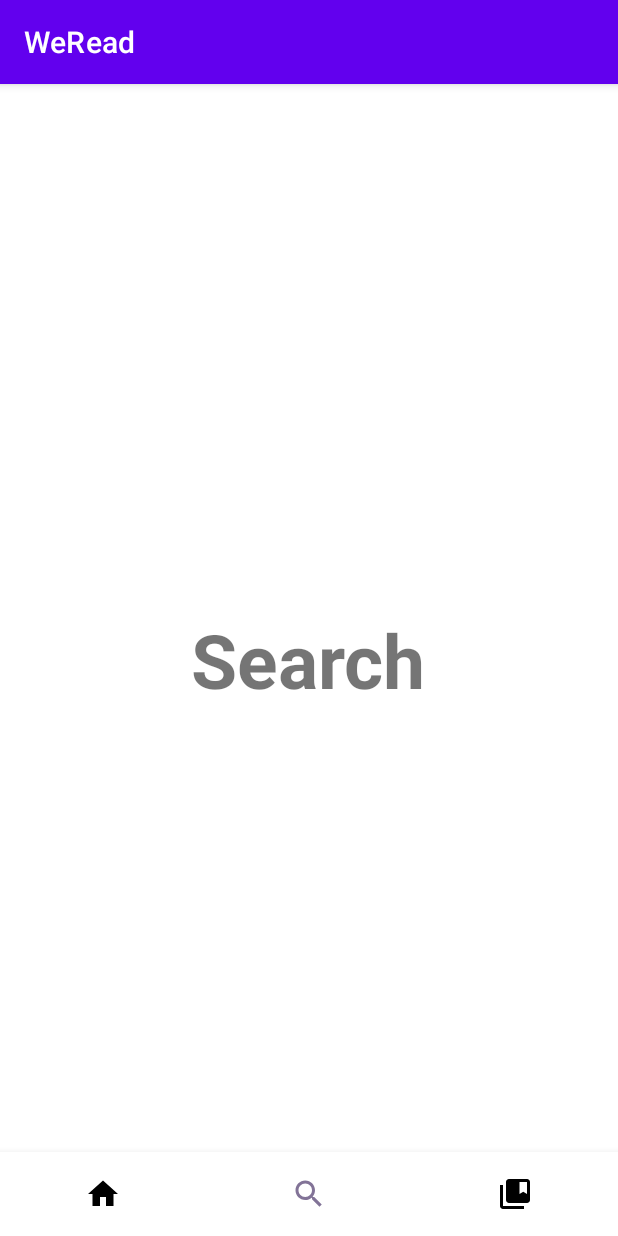
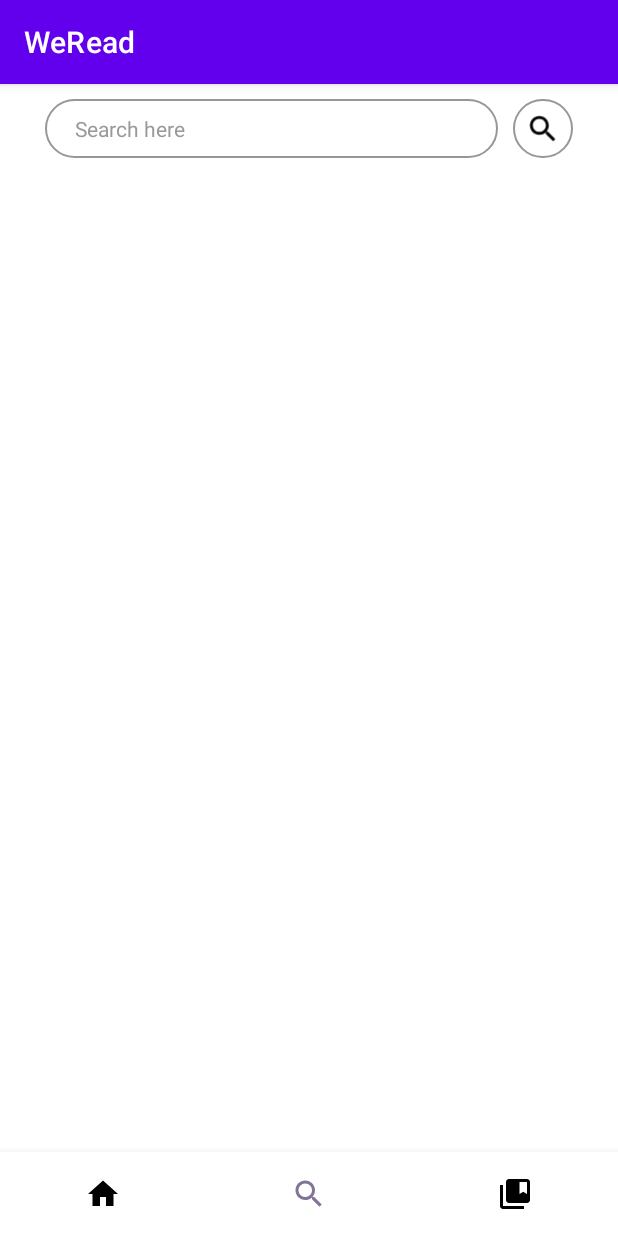
Before and after one commit to nrayoct/TAM, an Android app: the Search screen opened directly, with no data from a screen before it, on a phone screen of 412 x 824 dp. Run offline under Robolectric (Android 15) with nearby library versions, the phone set to English and light mode, and no system bars.

Commit message:
second commit

```diff
--- a/WeRead/app/build.gradle
+++ b/WeRead/app/build.gradle
@@ -30,6 +30,7 @@ android {
 dependencies {
 
     implementation 'androidx.appcompat:appcompat:1.3.1'
+    implementation 'androidx.recyclerview:recyclerview:1.2.1'
     implementation 'com.google.android.material:material:1.4.0'
     implementation 'androidx.constraintlayout:constraintlayout:2.1.1'
     testImplementation 'junit:junit:4.+'
--- a/WeRead/app/src/main/java/com/example/weread/Search.java
+++ b/WeRead/app/src/main/java/com/example/weread/Search.java
@@ -2,19 +2,31 @@ package com.example.weread;
 
 import androidx.annotation.NonNull;
 import androidx.appcompat.app.AppCompatActivity;
+import androidx.recyclerview.widget.RecyclerView;
 
 import android.content.Intent;
 import android.os.Bundle;
 import android.view.MenuItem;
+import android.widget.EditText;
+import android.widget.ImageButton;
 
 import com.google.android.material.bottomnavigation.BottomNavigationView;
 
 public class Search extends AppCompatActivity {
 
+    private EditText mSearchField;
+    private ImageButton mSearchBtn;
+    private RecyclerView mResultList;
+
     @Override
     protected void onCreate(Bundle savedInstanceState) {
         super.onCreate(savedInstanceState);
         setContentView(R.layout.activity_search);
+
+        //isi search
+        mSearchField =(EditText) findViewById(R.id.search_field);
+        mSearchBtn = (ImageButton) findViewById(R.id.imageButton);
+        mResultList = (RecyclerView) findViewById(R.id.result_list);
 
         //inisialisasi and assign variabel
         BottomNavigationView bottomNavigationView = findViewById(R.id.bottom_navigation);
--- /dev/null
+++ b/WeRead/app/src/main/res/drawable/ic_search_foreground.xml
@@ -0,0 +1,15 @@
+<vector xmlns:android="http://schemas.android.com/apk/res/android"
+    android:width="108dp"
+    android:height="108dp"
+    android:viewportWidth="108"
+    android:viewportHeight="108"
+    android:tint="#000000">
+  <group android:scaleX="2.61"
+      android:scaleY="2.61"
+      android:translateX="22.68"
+      android:translateY="22.68">
+    <path
+        android:fillColor="@android:color/white"
+        android:pathData="M15.5,14h-0.79l-0.28,-0.27C15.41,12.59 16,11.11 16,9.5 16,5.91 13.09,3 9.5,3S3,5.91 3,9.5 5.91,16 9.5,16c1.61,0 3.09,-0.59 4.23,-1.57l0.27,0.28v0.79l5,4.99L20.49,19l-4.99,-5zM9.5,14C7.01,14 5,11.99 5,9.5S7.01,5 9.5,5 14,7.01 14,9.5 11.99,14 9.5,14z"/>
+  </group>
+</vector>
--- /dev/null
+++ b/WeRead/app/src/main/res/drawable/search_layout.xml
@@ -0,0 +1,5 @@
+<?xml version="1.0" encoding="utf-8"?>
+<shape xmlns:android="http://schemas.android.com/apk/res/android">
+    <stroke android:color="#95989a" android:width="1dp"/>
+    <corners android:radius="30dp"/>
+</shape>
--- a/WeRead/app/src/main/res/layout/activity_library.xml
+++ b/WeRead/app/src/main/res/layout/activity_library.xml
@@ -16,16 +16,16 @@
         android:layout_centerInParent="true" />
 
     <com.google.android.material.bottomnavigation.BottomNavigationView
+        android:id="@+id/bottom_navigation"
         android:layout_width="match_parent"
         android:layout_height="wrap_content"
-        android:id="@+id/bottom_navigation"
-        app:itemBackground="@color/white"
-        app:itemTextColor="@drawable/selector"
-        app:itemIconTint="@drawable/selector"
-        app:menu="@menu/menu_navigation"
         android:layout_alignParentBottom="true"
         android:background="?android:attr/windowBackground"
-        app:labelVisibilityMode="unlabeled"/>
+        app:itemBackground="@color/white"
+        app:itemIconTint="@drawable/selector"
+        app:itemTextColor="@drawable/selector"
+        app:labelVisibilityMode="unlabeled"
+        app:menu="@menu/menu_navigation" />
 
 
 </RelativeLayout>
--- a/WeRead/app/src/main/res/layout/activity_search.xml
+++ b/WeRead/app/src/main/res/layout/activity_search.xml
@@ -7,13 +7,42 @@
     android:layout_height="match_parent"
     tools:context=".Search">
 
-    <TextView
-        android:layout_width="wrap_content"
+    <EditText
+        android:id="@+id/search_field"
+        android:layout_width="match_parent"
         android:layout_height="wrap_content"
-        android:text="Search"
-        android:textSize="50sp"
-        android:textStyle="bold"
-        android:layout_centerInParent="true" />
+        android:layout_marginLeft="30dp"
+        android:layout_marginTop="10dp"
+        android:layout_marginRight="80dp"
+        android:background="@drawable/search_layout"
+        android:ems="10"
+        android:inputType="textPersonName"
+        android:paddingLeft="20dp"
+        android:paddingTop="10dp"
+        android:paddingRight="20dp"
+        android:paddingBottom="10dp"
+        android:text="Search here"
+        android:textColor="#999999"
+        android:textSize="14sp" />
+
+    <ImageButton
+        android:id="@+id/imageButton"
+        android:layout_width="40dp"
+        android:layout_height="30dp"
+        android:layout_alignTop="@+id/search_field"
+        android:layout_alignBottom="@+id/search_field"
+        android:layout_alignParentEnd="true"
+        android:layout_marginRight="30dp"
+        android:background="@drawable/search_layout"
+        android:scaleType="centerCrop"
+        android:src="@drawable/ic_search_foreground" />
+
+    <androidx.recyclerview.widget.RecyclerView
+        android:id="@+id/result_list"
+        android:layout_width="match_parent"
+        android:layout_height="match_parent"
+        android:layout_below="@id/search_field"
+        android:layout_marginTop="30dp"></androidx.recyclerview.widget.RecyclerView>
 
     <com.google.android.material.bottomnavigation.BottomNavigationView
         android:layout_width="match_parent"
--- /dev/null
+++ b/WeRead/app/src/main/res/values/styles.xml
@@ -0,0 +1,8 @@
+<?xml version="1.0" encoding="utf-8"?>
+<resources>
+    <style name="AppTheme" parent="Theme.AppCompat.NoActionBar">
+        <item name="colorPrimary">@color/purple_200</item>
+        <item name="colorPrimaryDark">@color/purple_500</item>
+        <item name="colorAccent">@color/purple_700</item>
+    </style>
+</resources>
```
